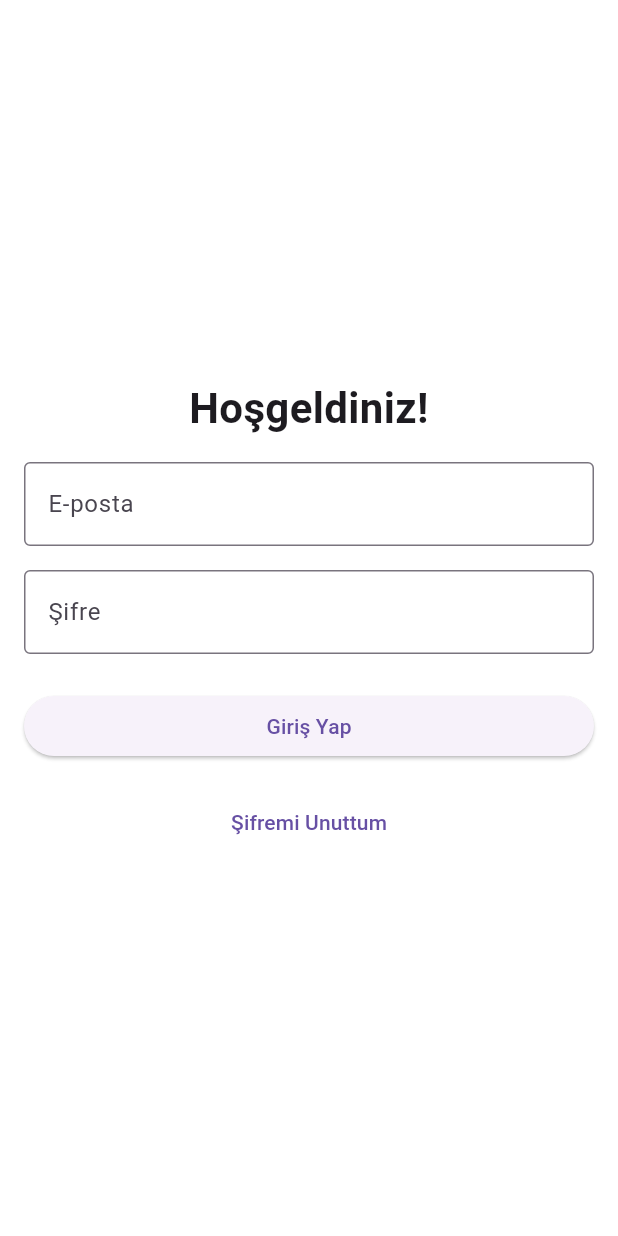
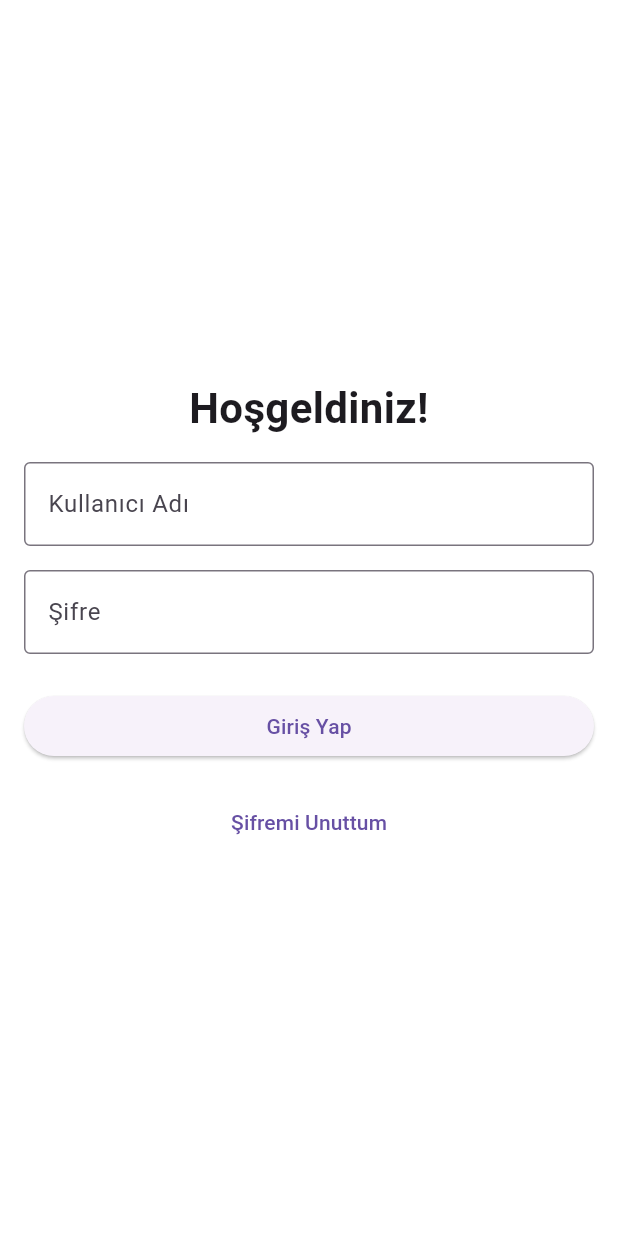
Before and after one commit to Emirhanns/poi, a Flutter app: the screen it shows after launch, on a phone screen of 412 x 824 dp. Run offline on Flutter 3.47's test engine with Material 3 defaults, Android fonts, the light colour scheme and no system bars; our stand-ins replace google_maps_flutter, location.

Commit message:
ufak güncellemeler

```diff
--- a/lib/screens/login_screen.dart
+++ b/lib/screens/login_screen.dart
@@ -1,7 +1,66 @@
 import 'package:flutter/material.dart';
+import 'package:http/http.dart' as http;
+import 'dart:convert';
 
-class LoginScreen extends StatelessWidget {
+class LoginScreen extends StatefulWidget {
   const LoginScreen({super.key});
+
+  @override
+  _LoginScreenState createState() => _LoginScreenState();
+}
+
+class _LoginScreenState extends State<LoginScreen> {
+  final TextEditingController _nameController = TextEditingController();
+  final TextEditingController _passwordController = TextEditingController();
+  bool _isLoading = false;
+  String? _errorMessage;
+
+  // Base URL tanımlaması
+  final String baseUrl = 'https://poi-u9dv.onrender.com'; // Veya localhost/IP adresi
+
+  Future<void> _login() async {
+    final name = _nameController.text;
+    final password = _passwordController.text;
+
+    if (name.isEmpty || password.isEmpty) {
+      setState(() {
+        _errorMessage = "Kullanıcı adı ve şifre boş bırakılamaz.";
+      });
+      return;
+    }
+
+    setState(() {
+      _isLoading = true;
+      _errorMessage = null;
+    });
+
+    try {
+      // Base URL ile tam URL oluşturuluyor
+      final response = await http.post(
+        Uri.parse('$baseUrl/api/users/login'), // Backend URL
+        headers: {'Content-Type': 'application/json'},
+        body: jsonEncode({'name': name, 'password': password}),
+      );
+
+      if (response.statusCode == 200) {
+        final data = jsonDecode(response.body);
+        Navigator.pushReplacementNamed(context, '/map');
+      } else {
+        final data = jsonDecode(response.body);
+        setState(() {
+          _errorMessage = data['message'] ?? 'Giriş başarısız.';
+        });
+      }
+    } catch (error) {
+      setState(() {
+        _errorMessage = 'Bağlantı hatası: $error';
+      });
+    } finally {
+      setState(() {
+        _isLoading = false;
+      });
+    }
+  }
 
   @override
   Widget build(BuildContext context) {
@@ -22,33 +81,41 @@ class LoginScreen extends StatelessWidget {
               ),
             ),
             const SizedBox(height: 16),
-            const TextField(
-              decoration: InputDecoration(
-                labelText: 'E-posta',
+            TextField(
+              controller: _nameController,
+              decoration: const InputDecoration(
+                labelText: 'Kullanıcı Adı',
                 border: OutlineInputBorder(),
               ),
             ),
             const SizedBox(height: 16),
-            const TextField(
+            TextField(
+              controller: _passwordController,
               obscureText: true,
-              decoration: InputDecoration(
+              decoration: const InputDecoration(
                 labelText: 'Şifre',
                 border: OutlineInputBorder(),
               ),
             ),
             const SizedBox(height: 24),
             ElevatedButton(
-              onPressed: () {
-                // Giriş yap butonuna basıldığında
-                Navigator.pushReplacementNamed(context, '/map'); // MapScreen'e yönlendirme
-              },
-              child: const Text('Giriş Yap'),
+              onPressed: _isLoading ? null : _login,
+              child: _isLoading
+                  ? const CircularProgressIndicator(
+                      color: Colors.white,
+                    )
+                  : const Text('Giriş Yap'),
             ),
             const SizedBox(height: 16),
+            if (_errorMessage != null)
+              Text(
+                _errorMessage!,
+                style: const TextStyle(color: Colors.red),
+                textAlign: TextAlign.center,
+              ),
             TextButton(
               onPressed: () {
                 // Şifremi Unuttum
-                // Daha sonra bu route'u ekleyeceğiz
               },
               child: const Text('Şifremi Unuttum'),
             ),
--- a/pubspec.yaml
+++ b/pubspec.yaml
@@ -33,6 +33,7 @@ dependencies:
   google_maps_flutter: ^2.3.0
   location: ^5.0.0
   geolocator: ^9.0.2
+  http: ^1.2.1 # Veya en son sürümünü buraya yazabilirsiniz
 
 
   # The following adds the Cupertino Icons font to your application.
```
Also changed, not shown: pubspec.lock, 2 other files.
